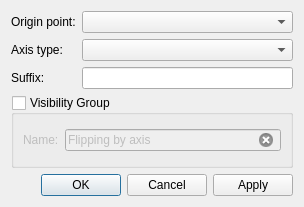
This is src/libs/vtools/dialogs/tools/dialogflippingbyaxis.ui in OpnTec/fashionmaker as Qt 5 draws it before an edit. The edited form follows.
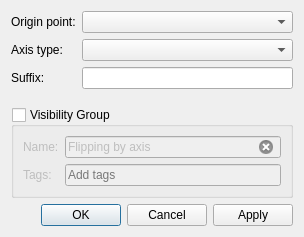
This is the edited form. Custom widgets are drawn as their Qt base class.

Commit message: Organization of groups - groups categories. Closes smart-pattern/valentina#15.

What changed in the file:
```diff
--- a/src/libs/vtools/dialogs/tools/dialogflippingbyaxis.ui
+++ b/src/libs/vtools/dialogs/tools/dialogflippingbyaxis.ui
@@ -7,7 +7,7 @@
     <x>0</x>
     <y>0</y>
     <width>304</width>
-    <height>207</height>
+    <height>237</height>
    </rect>
   </property>
   <property name="windowTitle">
@@ -62,15 +62,15 @@
      <property name="checked">
       <bool>false</bool>
      </property>
-     <layout class="QHBoxLayout" name="horizontalLayout_2">
-      <item>
+     <layout class="QGridLayout" name="gridLayout">
+      <item row="0" column="0">
        <widget class="QLabel" name="labelGroupName">
         <property name="text">
          <string>Name:</string>
         </property>
        </widget>
       </item>
-      <item>
+      <item row="0" column="1">
        <widget class="QLineEdit" name="lineEditVisibilityGroup">
         <property name="text">
          <string>Flipping by axis</string>
@@ -80,6 +80,26 @@
         </property>
        </widget>
       </item>
+      <item row="1" column="0">
+       <widget class="QLabel" name="label">
+        <property name="text">
+         <string>Tags:</string>
+        </property>
+       </widget>
+      </item>
+      <item row="1" column="1">
+       <widget class="VCompleterLineEdit" name="lineEditGroupTags">
+        <property name="toolTip">
+         <string>Separate each tag with comma.</string>
+        </property>
+        <property name="placeholderText">
+         <string>Add tags</string>
+        </property>
+        <property name="clearButtonEnabled">
+         <bool>true</bool>
+        </property>
+       </widget>
+      </item>
      </layout>
     </widget>
    </item>
@@ -95,6 +115,13 @@
    </item>
   </layout>
  </widget>
+ <customwidgets>
+  <customwidget>
+   <class>VCompleterLineEdit</class>
+   <extends>QLineEdit</extends>
+   <header>vlineedit.h</header>
+  </customwidget>
+ </customwidgets>
  <resources/>
  <connections>
   <connection>
```
The commit also changes 35 other files.
